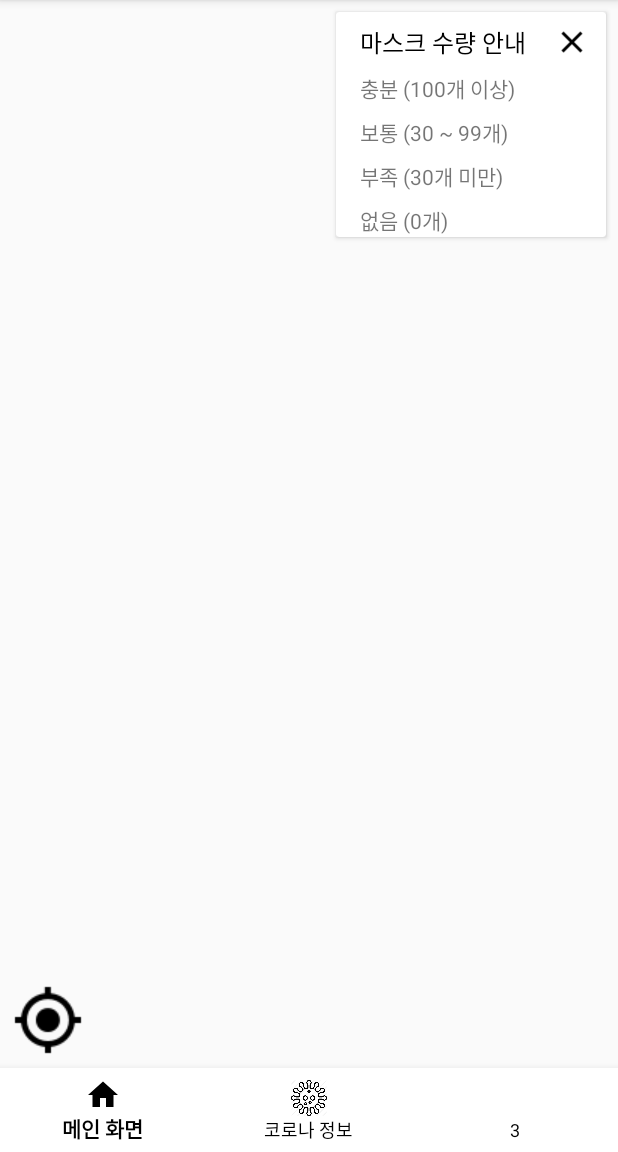
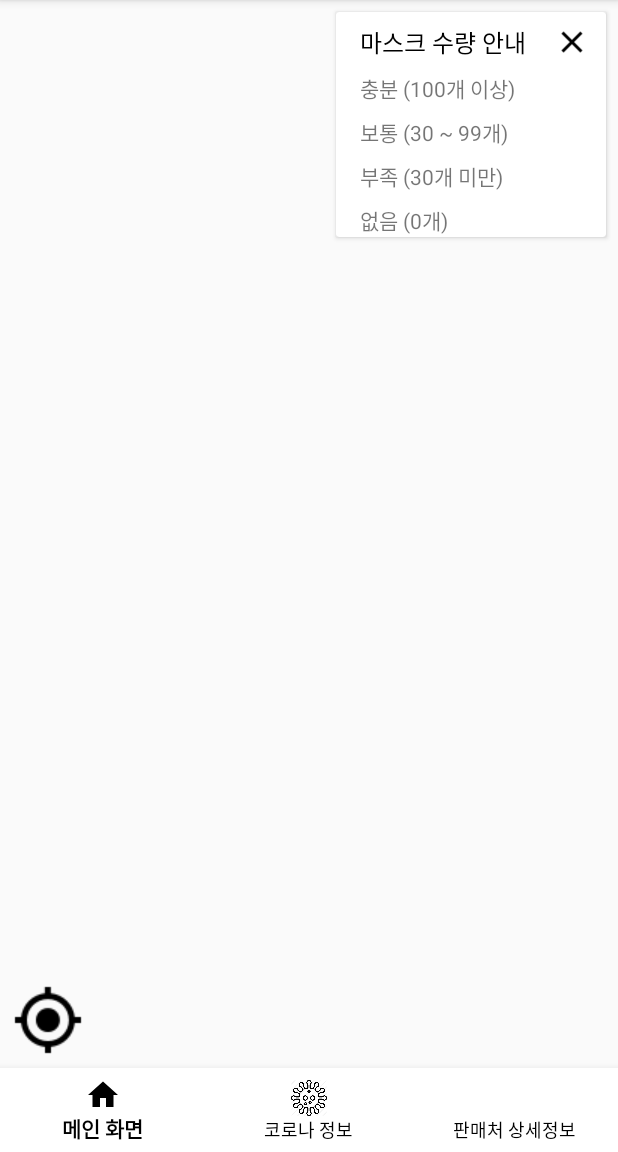
Before and after one commit to mue6328/FindMask-Android, an Android app: the screen it shows after launch (MainActivity), on a phone screen of 412 x 824 dp, the part 84-1236 px from its top. Run offline under Robolectric (Android 15) with nearby library versions, the light colour scheme and no system bars; libraries missing offline, so code that uses them is left out: net.daum.mf; 17 statements that could not run were skipped.

Commit message:
[ADD] 상세정보 페이지

```diff
--- a/app/src/main/java/com/example/findmask/activity/MainActivity.kt
+++ b/app/src/main/java/com/example/findmask/activity/MainActivity.kt
@@ -1,40 +1,22 @@
 package com.example.findmask.activity
 
-import android.content.Context
 import android.content.pm.PackageInfo
 import android.content.pm.PackageManager
-import android.content.pm.Signature
 import android.location.Location
 import android.location.LocationListener
-import android.location.LocationManager
-import android.os.Build
 import androidx.appcompat.app.AppCompatActivity
 import android.os.Bundle
 import android.util.Base64
 import android.util.Log
 import android.view.MenuItem
 import android.view.View
-import android.view.ViewGroup
-import androidx.core.app.ActivityCompat
-import androidx.core.content.ContextCompat
 import com.example.findmask.R
-import com.example.findmask.Utils
 import com.example.findmask.fragment.CoronaFragment
-import com.example.findmask.fragment.Fragment3
+import com.example.findmask.fragment.FragmentMoreInfo
 import com.example.findmask.fragment.MainFragment
-import com.example.findmask.model.CoronaInfo
-import com.example.findmask.model.MaskByGeoInfo
 import com.example.findmask.service.CoronaService
 import com.example.findmask.service.MaskService
 import com.google.android.material.bottomnavigation.BottomNavigationView
-import com.google.android.material.navigation.NavigationView
-import kotlinx.android.synthetic.main.activity_main.*
-import kotlinx.android.synthetic.main.fragment_main.*
-import net.daum.mf.map.api.MapView
-import okhttp3.internal.Util
-import retrofit2.Call
-import retrofit2.Callback
-import retrofit2.Response
 import java.security.MessageDigest
 import java.security.NoSuchAlgorithmException
 
@@ -44,7 +26,7 @@ class MainActivity : AppCompatActivity(), BottomNavigationView.OnNavigationItemS
 
     private val mainFragment = MainFragment()
     private val coronaFragment = CoronaFragment()
-    private val fragment3 = Fragment3()
+    private val fragment3 = FragmentMoreInfo()
 
     override fun onCreate(savedInstanceState: Bundle?) {
         super.onCreate(savedInstanceState)
@@ -110,7 +92,7 @@ class MainActivity : AppCompatActivity(), BottomNavigationView.OnNavigationItemS
             R.id.action_corona -> {
                 supportFragmentManager.beginTransaction().replace(R.id.frameLayout, coronaFragment).commit()
             }
-            R.id.action_3 -> {
+            R.id.action_MoreInfo -> {
                 supportFragmentManager.beginTransaction().replace(R.id.frameLayout, fragment3).commit()
             }
         }
--- a/app/src/main/java/com/example/findmask/fragment/Fragment3.kt
+++ /dev/null
@@ -1,19 +0,0 @@
-package com.example.findmask.fragment
-
-import android.os.Bundle
-import android.view.LayoutInflater
-import android.view.View
-import android.view.ViewGroup
-import androidx.fragment.app.Fragment
-import com.example.findmask.R
-
-class Fragment3 : Fragment() {
-
-    override fun onCreateView(
-        inflater: LayoutInflater, container: ViewGroup?, savedInstanceState: Bundle?): View? {
-        return inflater.inflate(R.layout.fragment_3, container, false)
-
-    }
-
-
-}
--- a/app/src/main/java/com/example/findmask/fragment/MainFragment.kt
+++ b/app/src/main/java/com/example/findmask/fragment/MainFragment.kt
@@ -94,7 +94,6 @@ class MainFragment : Fragment() {
                     marker.customImageResourceId = R.drawable.baseline_room_black_36dp
                     marker.markerType = MapPOIItem.MarkerType.CustomImage
                     marker.selectedMarkerType = MapPOIItem.MarkerType.RedPin
-                    //MapPOIItem.MarkerType
 
                     var circle = MapCircle(
                         MapPoint.mapPointWithGeoCoord(latitude, longitude),
@@ -110,7 +109,7 @@ class MainFragment : Fragment() {
                         mapView.setMapCenterPoint(MapPoint.mapPointWithGeoCoord(latitude, longitude), true)
                     }
 
-                    maskService!!.getStoreByGeoInfo(latitude, longitude, 5000).enqueue(object :
+                    maskService!!.getStoreByGeoInfo(latitude, longitude, 500).enqueue(object :
                         Callback<MaskByGeoInfo> {
                         override fun onFailure(call: Call<MaskByGeoInfo>, t: Throwable) {
                             Log.d("error",t.toString())
@@ -149,29 +148,6 @@ class MainFragment : Fragment() {
                                 marker.customImageResourceId = R.drawable.baseline_room_black_36dp
 
                                 mapView.addPOIItem(marker)
-                                mapView.setPOIItemEventListener(object : MapView.POIItemEventListener{
-                                    override fun onPOIItemSelected(p0: MapView?, p1: MapPOIItem?) {
-                                        storeName.text = p1!!.itemName
-                                        Log.d("markerClick", "" + p1.itemName)
-
-                                        moreInfo.visibility = View.VISIBLE
-                                    }
-
-                                    override fun onCalloutBalloonOfPOIItemTouched(p0: MapView?, p1: MapPOIItem?
-                                    ) {
-
-                                    }
-
-                                    override fun onCalloutBalloonOfPOIItemTouched(p0: MapView?, p1: MapPOIItem?, p2: MapPOIItem.CalloutBalloonButtonType?
-                                    ) {
-
-                                    }
-
-                                    override fun onDraggablePOIItemMoved(p0: MapView?, p1: MapPOIItem?, p2: MapPoint?
-                                    ) {
-
-                                    }
-                                })
                             }
 
 
--- a/app/src/main/res/layout/fragment_main.xml
+++ b/app/src/main/res/layout/fragment_main.xml
@@ -107,97 +107,6 @@
         app:layout_constraintBottom_toBottomOf="parent"
         app:layout_constraintStart_toStartOf="parent" />
 
-    <androidx.constraintlayout.widget.ConstraintLayout
-        android:id="@+id/moreInfo"
-        android:layout_width="match_parent"
-        android:layout_height="160dp"
-        android:background="#FFFFFF"
-        android:visibility="gone"
-        android:layout_margin="24dp"
-        app:layout_constraintBottom_toBottomOf="parent"
-        app:layout_constraintEnd_toEndOf="parent"
-        app:layout_constraintStart_toStartOf="parent">
 
-        <TextView
-            android:id="@+id/storeName"
-            android:layout_width="wrap_content"
-            android:layout_height="wrap_content"
-            android:layout_marginStart="8dp"
-            android:layout_marginTop="8dp"
-            android:text="XX약국"
-            android:textColor="#000000"
-            android:textSize="18dp"
-            android:textStyle="bold"
-            app:layout_constraintStart_toStartOf="parent"
-            app:layout_constraintTop_toTopOf="parent" />
-
-        <TextView
-            android:id="@+id/maskReserve"
-            android:layout_width="wrap_content"
-            android:layout_height="wrap_content"
-            android:layout_marginStart="8dp"
-            android:layout_marginTop="24dp"
-            android:text="공적마스크 보유량"
-            android:textColor="#000000"
-            android:textSize="16dp"
-            app:layout_constraintStart_toStartOf="parent"
-            app:layout_constraintTop_toBottomOf="@+id/storeName" />
-
-        <TextView
-            android:id="@+id/remain_stat"
-            android:layout_width="wrap_content"
-            android:layout_height="wrap_content"
-            android:textColor="#32CD32"
-            android:textSize="18dp"
-            android:textStyle="bold"
-            android:text="충분"
-            android:layout_marginStart="8dp"
-            app:layout_constraintBottom_toBottomOf="@+id/maskReserve"
-            app:layout_constraintStart_toEndOf="@+id/maskReserve"
-            app:layout_constraintTop_toTopOf="@+id/maskReserve" />
-
-        <TextView
-            android:id="@+id/update"
-            android:layout_width="wrap_content"
-            android:layout_height="wrap_content"
-            android:text="업데이트"
-            android:layout_marginStart="8dp"
-            android:layout_marginBottom="8dp"
-            app:layout_constraintBottom_toBottomOf="parent"
-            app:layout_constraintStart_toStartOf="parent"
-            app:layout_constraintTop_toBottomOf="@+id/maskReserve" />
-
-        <TextView
-            android:id="@+id/created_at"
-            android:layout_width="wrap_content"
-            android:layout_height="wrap_content"
-            android:text="05.06 14:40"
-            android:layout_marginStart="8dp"
-            android:layout_marginBottom="8dp"
-            app:layout_constraintBottom_toBottomOf="parent"
-            app:layout_constraintStart_toEndOf="@+id/update"
-            app:layout_constraintTop_toBottomOf="@+id/maskReserve" />
-
-        <TextView
-            android:id="@+id/inStockTime"
-            android:layout_width="wrap_content"
-            android:layout_height="wrap_content"
-            android:text="입고시간"
-            android:layout_marginStart="8dp"
-            app:layout_constraintBottom_toBottomOf="parent"
-            app:layout_constraintStart_toStartOf="parent"
-            app:layout_constraintTop_toBottomOf="@+id/update" />
-
-        <TextView
-            android:id="@+id/stock_at"
-            android:layout_width="wrap_content"
-            android:layout_height="wrap_content"
-            android:text="05.06 08:59"
-            android:layout_marginStart="8dp"
-            app:layout_constraintBottom_toBottomOf="parent"
-            app:layout_constraintStart_toEndOf="@+id/inStockTime"
-            app:layout_constraintTop_toBottomOf="@+id/created_at" />
-
-    </androidx.constraintlayout.widget.ConstraintLayout>
 
 </androidx.constraintlayout.widget.ConstraintLayout>
--- a/app/src/main/res/menu/menu.xml
+++ b/app/src/main/res/menu/menu.xml
@@ -14,9 +14,9 @@
         android:title="코로나 정보"/>
 
     <item
-        android:id="@+id/action_3"
+        android:id="@+id/action_MoreInfo"
         android:enabled="true"
-        android:title="3"/>
+        android:title="판매처 상세정보"/>
 
 
 </menu>
```
Also changed, not shown: app/src/main/java/com/example/findmask/adapter/MoreInfoAdapter.kt (added, +67 -0 lines), app/src/main/java/com/example/findmask/fragment/FragmentMoreInfo.kt (added, +119 -0 lines), app/src/main/java/com/example/findmask/model/MaskInfo.kt (+7 -0 lines), app/src/main/res/layout/fragment_3.xml (deleted, +0 -16 lines), app/src/main/res/layout/fragment_moreinfo.xml (added, +19 -0 lines), app/src/main/res/layout/item_moreinfo.xml (added, +101 -0 lines).
